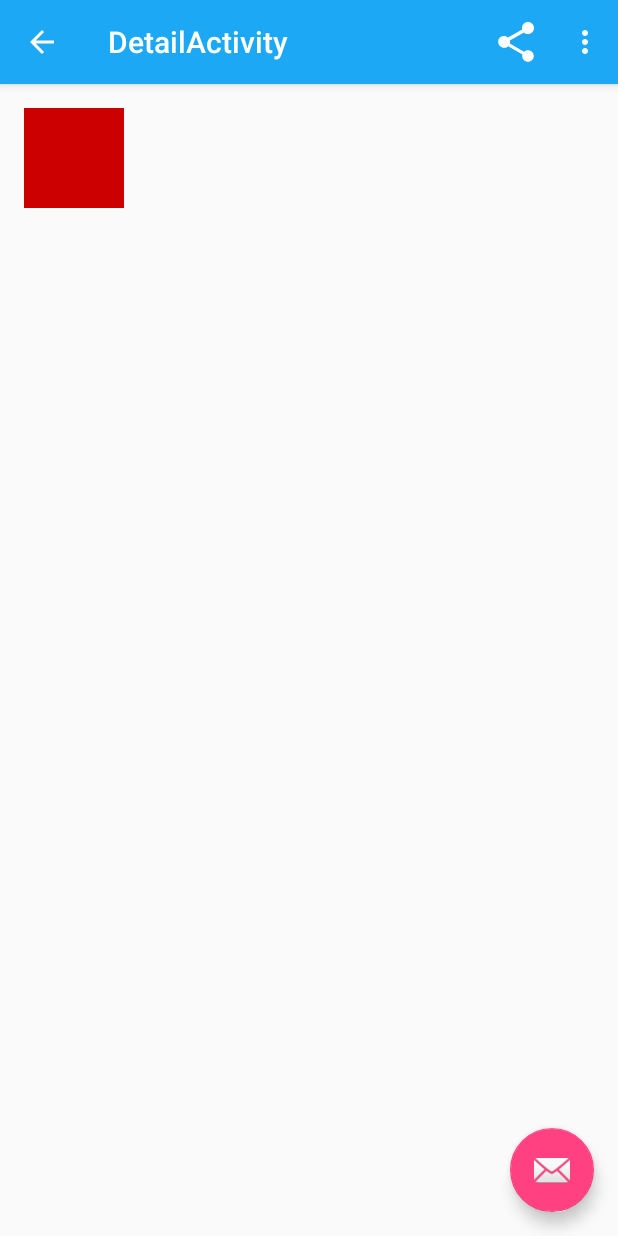
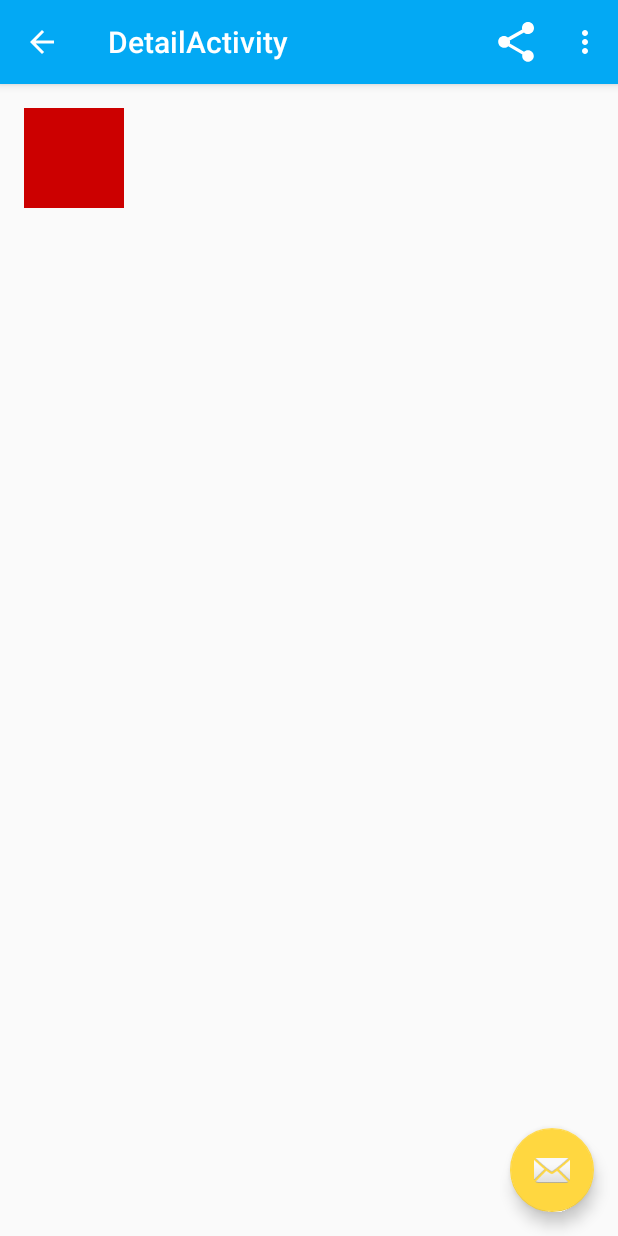
Before and after one commit to vmlinz/SunshineApp, an Android app: the DetailActivity screen opened directly, with no data from a screen before it, on a phone screen of 412 x 824 dp. Run offline under Robolectric (Android 15) with nearby library versions, the phone set to English and light mode, and no system bars; libraries missing offline, so code that uses them is left out: com.orhanobut.logger; pictures from the network do not load; 1 statement that could not run was skipped.

Commit message:
Update themes and overlays

```diff
--- a/app/src/main/res/drawable/touch_selector.xml
+++ b/app/src/main/res/drawable/touch_selector.xml
@@ -4,12 +4,12 @@
 
     <!-- State when a row is being pressed, but hasn't yet been activated (finger down) -->
     <item android:state_pressed="true"
-        android:drawable="@color/sunshineColorLightBlue" />
+        android:drawable="@color/sunshineColorPrimaryLight" />
 
     <!-- When the view is "activated".  In SINGLE_CHOICE_MODE, it flags the active row
          of a ListView -->
     <item android:state_activated="true"
-        android:drawable="@color/sunshineColorLightBlue" />
+        android:drawable="@color/sunshineColorPrimaryLight" />
 
     <!-- Default, "just hangin' out" state. -->
     <item android:drawable="@android:color/transparent" />
--- a/app/src/main/res/layout/activity_detail.xml
+++ b/app/src/main/res/layout/activity_detail.xml
@@ -10,14 +10,13 @@
     <android.support.design.widget.AppBarLayout
         android:layout_width="match_parent"
         android:layout_height="wrap_content"
-        android:theme="@style/AppTheme.AppBarOverlay">
+        android:theme="@style/AppTheme.Overlay.AppBar">
 
         <android.support.v7.widget.Toolbar
             android:id="@+id/toolbar"
             android:layout_width="match_parent"
             android:layout_height="?attr/actionBarSize"
-            android:background="?attr/colorPrimary"
-            app:popupTheme="@style/AppTheme.PopupOverlay" />
+            app:popupTheme="@style/AppTheme.Overlay.Popup" />
 
     </android.support.design.widget.AppBarLayout>
 
--- a/app/src/main/res/layout/list_item_forecast_today.xml
+++ b/app/src/main/res/layout/list_item_forecast_today.xml
@@ -2,7 +2,7 @@
 <LinearLayout xmlns:android="http://schemas.android.com/apk/res/android"
     android:layout_width="match_parent"
     android:layout_height="wrap_content"
-    android:background="@color/sunshineColorLightBlue"
+    android:background="@color/sunshineColorPrimary"
     android:baselineAligned="false"
     android:gravity="center_vertical"
     android:minHeight="?android:attr/listPreferredItemHeight"
--- a/app/src/main/res/values/colors.xml
+++ b/app/src/main/res/values/colors.xml
@@ -1,9 +1,8 @@
 <?xml version="1.0" encoding="utf-8"?>
 <resources>
-    <color name="sunshineColorAccent">#FF4081</color>
-    <color name="sunshineColorGrey">#CCCCCC</color>
-    <color name="sunshineColorLightBlue">#FF64C2F4</color>
-    <color name="sunshineColorPrimary">#FF1CA8F4</color>
+    <color name="sunshineColorAccent">#FFD740</color>
+    <color name="sunshineColorPrimary">#03A9F4</color>
     <color name="sunshineColorPrimaryDark">#0288D1</color>
+    <color name="sunshineColorPrimaryLight">#B3E5FC</color>
     <color name="sunshineColorText">#ffffff</color>
 </resources>
--- a/app/src/main/res/values/styles.xml
+++ b/app/src/main/res/values/styles.xml
@@ -1,26 +1,29 @@
 <resources>
-
-    <!-- Base application theme. -->
-    <style name="AppTheme" parent="@style/Theme.AppCompat.Light.DarkActionBar">
-        <!-- Customize your theme here. -->
+    <!-- base theme -->
+    <style name="AppTheme" parent="Theme.AppCompat.Light.DarkActionBar">
         <item name="colorPrimary">@color/sunshineColorPrimary</item>
         <item name="colorPrimaryDark">@color/sunshineColorPrimaryDark</item>
         <item name="colorAccent">@color/sunshineColorAccent</item>
     </style>
 
+    <!-- theme without actionbar -->
     <style name="AppTheme.NoActionBar" parent="AppTheme">
         <item name="windowActionBar">false</item>
         <item name="windowNoTitle">true</item>
     </style>
 
-    <style name="AppTheme.AppBarOverlay" parent="ThemeOverlay.AppCompat.Dark.ActionBar" >
+    <!-- appbar overlay -->
+    <style name="AppTheme.Overlay.AppBar" parent="ThemeOverlay.AppCompat.Dark.ActionBar" >
         <item name="android:displayOptions">useLogo|showHome</item>
         <item name="android:logo">@drawable/ic_logo</item>
     </style>
 
-    <style name="AppTheme.PopupOverlay" parent="ThemeOverlay.AppCompat.Light" />
+    <!-- popup overlay -->
+    <style name="AppTheme.Overlay.Popup" parent="ThemeOverlay.AppCompat.Light" />
 
-    <style name="ForecastList">
+    <!-- Style for forecast listview -->
+    <style name="ForecastListStyle">
+        <!-- Here it's a stub.  In screens of sufficient width, this style includes modifications
+        for two-pane layout -->
     </style>
-
 </resources>
```
Also changed, not shown: app/src/main/java/com/example/sunshine/app/ui/main/MainActivity.java (+1 -11 lines), app/src/main/res/layout/activity_main.xml (+7 -11 lines).
